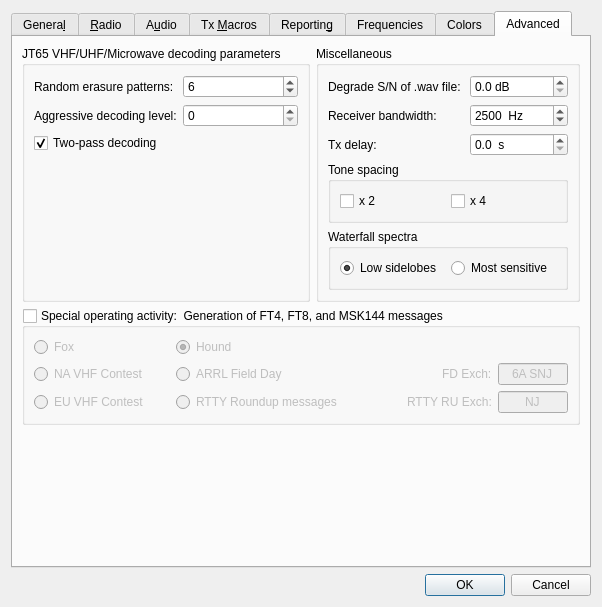
saitohirga/WSJT-X, file Configuration.ui: the form before one commit.
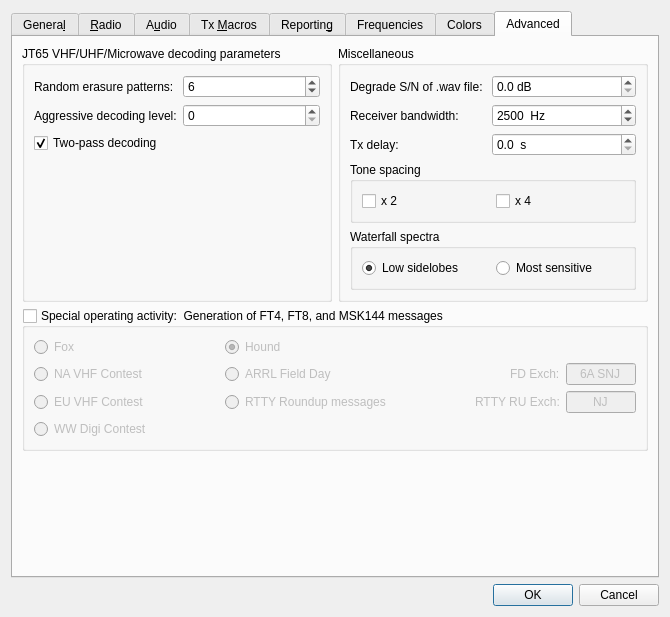
The form after the commit. The open tabs and pages were chosen to show the change. Custom widgets are drawn as their Qt base class.

Commit message: Add WW_DIGI to the special activities section. Make necessary changes to the decoders. Also, an experimental change to the FT4 decoder to base AP decoding passes on 4-symbol block detection instead of single symbol detection. This provides about 1 dB improvement on the AWGN channel. Sensitivity changes on other channels are TBD.

```diff
--- a/Configuration.ui
+++ b/Configuration.ui
@@ -6,8 +6,8 @@
    <rect>
     <x>0</x>
     <y>0</y>
-    <width>554</width>
-    <height>563</height>
+    <width>670</width>
+    <height>617</height>
    </rect>
   </property>
   <property name="windowTitle">
@@ -2711,6 +2711,25 @@
             </item>
            </layout>
           </item>
+          <item row="3" column="0">
+           <widget class="QRadioButton" name="rbWW_DIGI">
+            <property name="minimumSize">
+             <size>
+              <width>0</width>
+              <height>18</height>
+             </size>
+            </property>
+            <property name="toolTip">
+             <string>&lt;html&gt;&lt;head/&gt;&lt;body&gt;&lt;p&gt;World-Wide Digi-mode contest&lt;/p&gt;&lt;p&gt;&lt;br/&gt;&lt;/p&gt;&lt;/body&gt;&lt;/html&gt;</string>
+            </property>
+            <property name="text">
+             <string>WW Digi Contest</string>
+            </property>
+            <attribute name="buttonGroup">
+             <string notr="true">special_op_activity_button_group</string>
+            </attribute>
+           </widget>
+          </item>
          </layout>
         </widget>
        </item>
```
Left out of the diff: 41 changed lines with no effect on the pictures. The commit also changes 10 other files.
